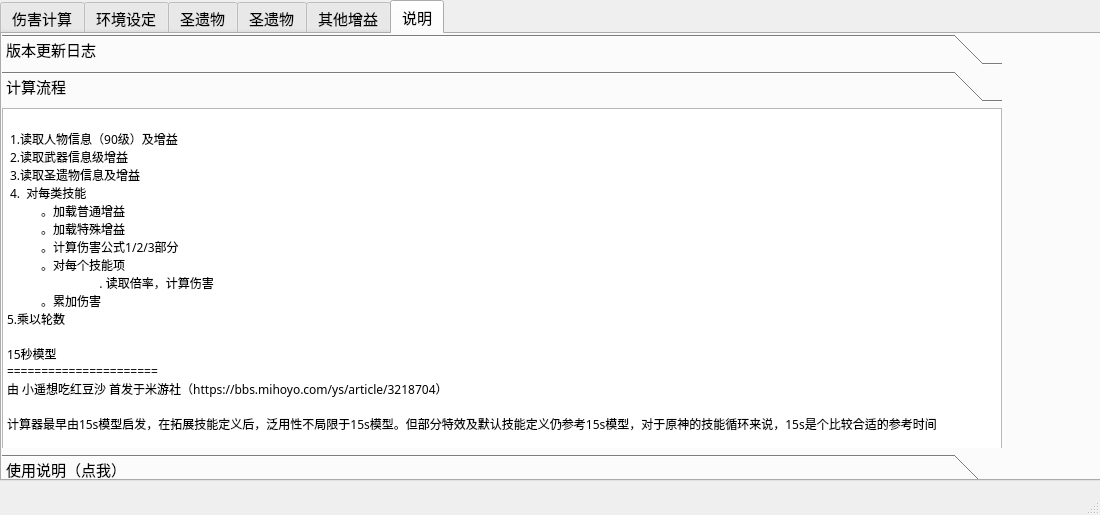
This is data/ui/test.ui in gaofrank1986/gmi15 as Qt 5 draws it before an edit. The edited form follows.
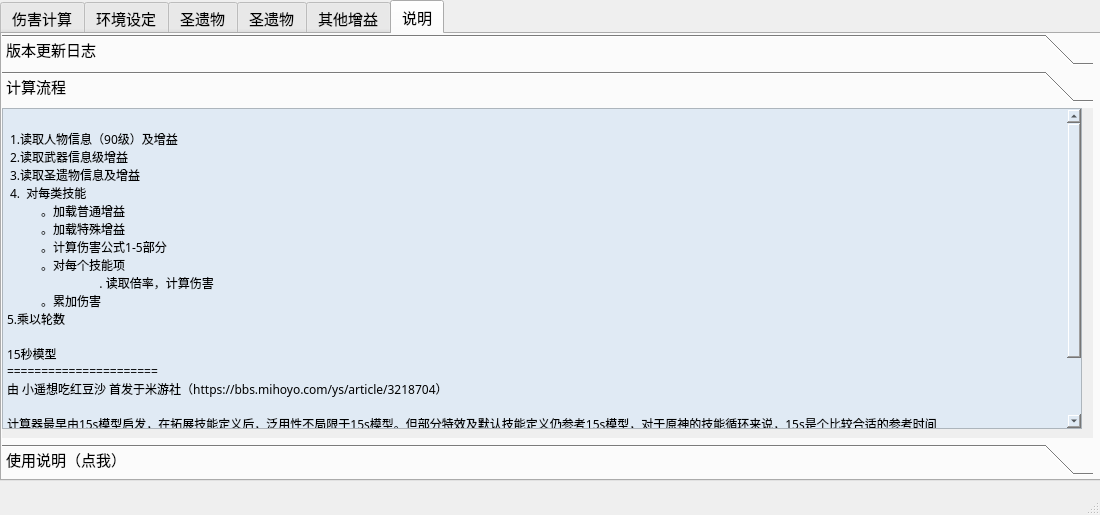
This is the edited form. The open tabs and pages were chosen to show the change. Icons and pictures are not drawn.

The edit to the form file:
```diff
--- a/data/ui/test.ui
+++ b/data/ui/test.ui
@@ -1592,6 +1592,9 @@
      <zorder>groupBox_5</zorder>
     </widget>
     <widget class="QWidget" name="tab_3">
+     <property name="styleSheet">
+      <string notr="true"/>
+     </property>
      <attribute name="title">
       <string>说明</string>
      </attribute>
@@ -1600,16 +1603,19 @@
        <rect>
         <x>0</x>
         <y>0</y>
-        <width>1000</width>
-        <height>451</height>
+        <width>1091</width>
+        <height>441</height>
        </rect>
       </property>
       <property name="maximumSize">
        <size>
-        <width>1000</width>
+        <width>10000</width>
         <height>16777215</height>
        </size>
       </property>
+      <property name="styleSheet">
+       <string notr="true">font: 10pt &quot;汉仪文黑-85W&quot;;</string>
+      </property>
       <property name="currentIndex">
        <number>0</number>
       </property>
@@ -1683,25 +1689,35 @@
          <rect>
           <x>0</x>
           <y>0</y>
-          <width>1000</width>
-          <height>391</height>
+          <width>1080</width>
+          <height>321</height>
          </rect>
         </property>
+        <property name="minimumSize">
+         <size>
+          <width>1080</width>
+          <height>0</height>
+         </size>
+        </property>
         <property name="maximumSize">
          <size>
-          <width>1000</width>
+          <width>1080</width>
           <height>16777215</height>
          </size>
         </property>
         <property name="font">
          <font>
-          <family>汉仪文黑-85W</family>
+          <family>宋体</family>
           <pointsize>9</pointsize>
           <weight>50</weight>
           <italic>false</italic>
           <bold>false</bold>
          </font>
         </property>
+        <property name="styleSheet">
+         <string notr="true">font: 9pt &quot;宋体&quot;;
+background-color: rgb(224, 234, 244)</string>
+        </property>
         <property name="readOnly">
          <bool>true</bool>
         </property>
@@ -1713,7 +1729,7 @@
  4.  对每类技能
            。加载普通增益
            。加载特殊增益
-           。计算伤害公式1/2/3部分
+           。计算伤害公式1-5部分
            。对每个技能项
 	    . 读取倍率，计算伤害
            。累加伤害   
```
Left out of the diff: 348 changed lines with no effect on the pictures.
